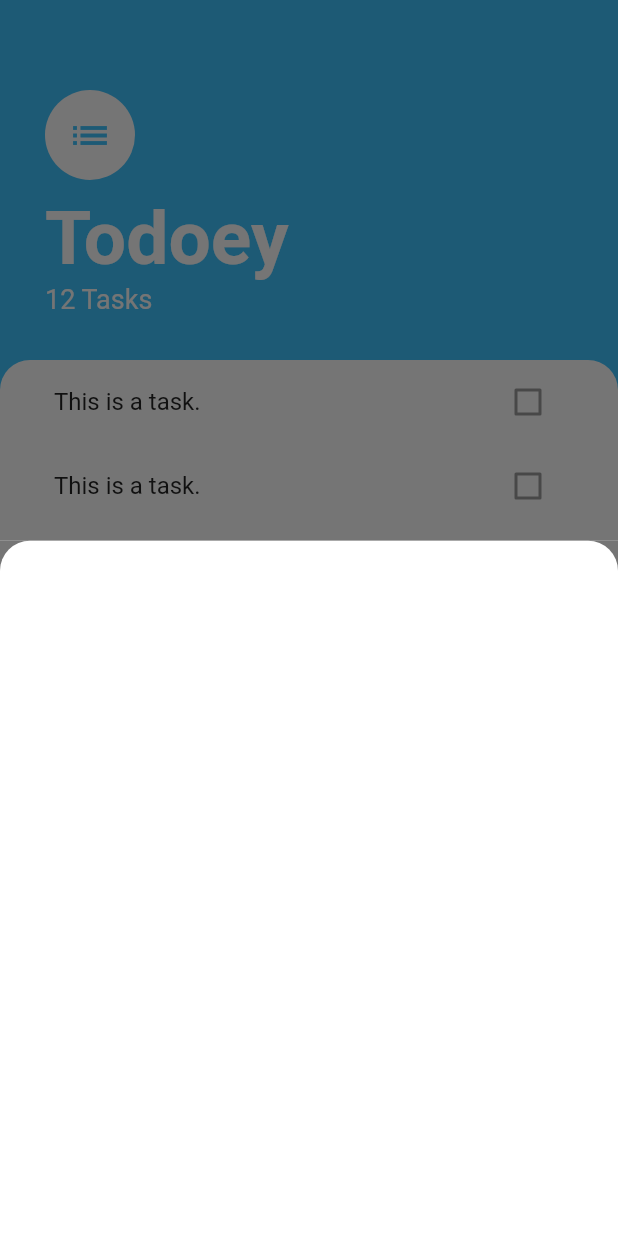
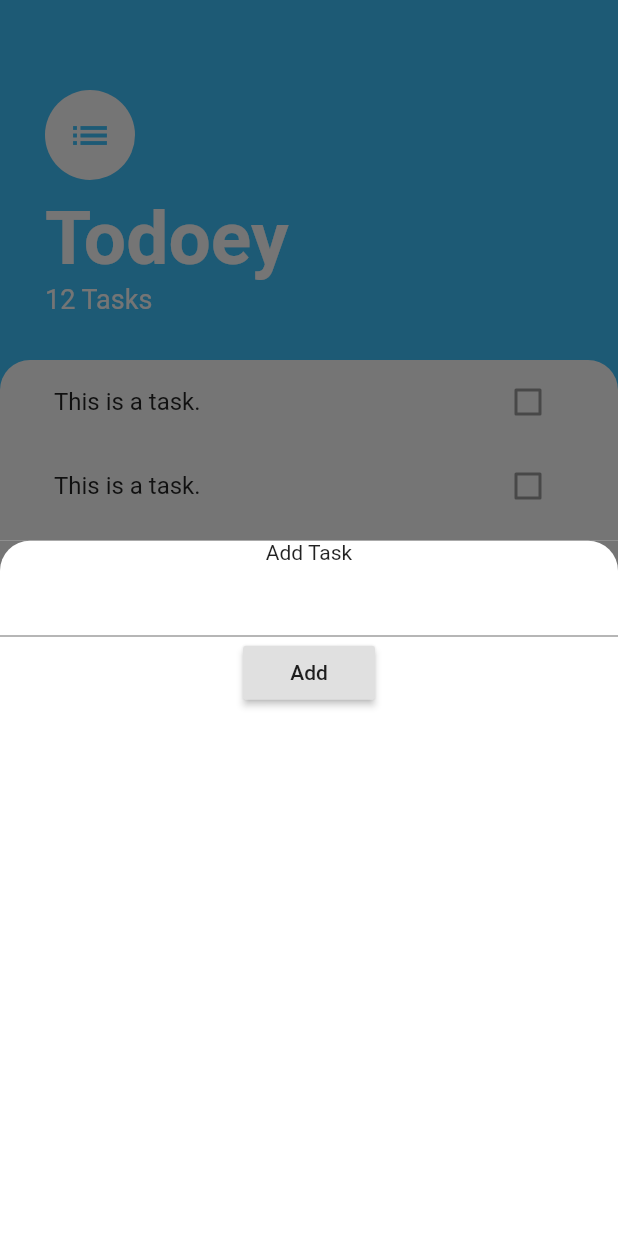
Before and after one commit to kuskhan/todoey_practice_flutter, a Flutter app: the screen it shows after launch, after a tap on the "add" icon, on a phone screen of 412 x 824 dp. Run offline on Flutter 3.47's test engine with Material 2 defaults, Android fonts, the phone set to English and light mode, and no system bars.

```diff
--- a/lib/screens/add_task_screen.dart
+++ b/lib/screens/add_task_screen.dart
@@ -13,6 +13,16 @@ class AddTaskScreen extends StatelessWidget {
             topLeft: Radius.circular(20.0),
           ),
         ),
+        child: Column(
+          children: <Widget>[
+            Text('Add Task'),
+            TextField(),
+            RaisedButton(
+              child: Text('Add'),
+              onPressed: () {},
+            ),
+          ],
+        ),
       ),
     );
   }
```
